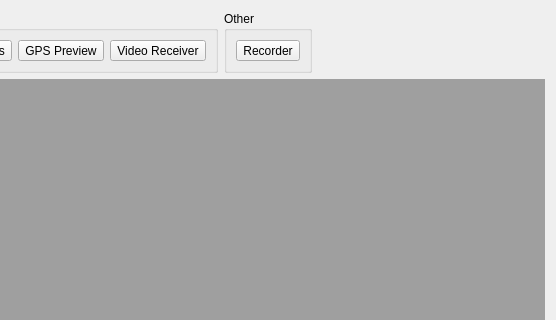
Before: the Qt Designer form software/DesktopClient/DesktopClient/Forms/CtrlPanelForm.ui in ddomurad/mibot, drawn with Qt 5; both pictures show x 424 to 980 and y 0 to 320 of the 980 by 624 pixel window.
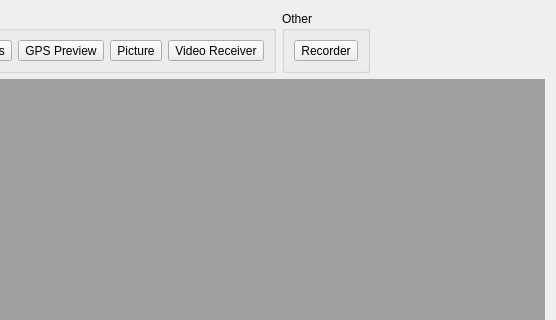
After: the same form once the commit is applied.

What changed in the file:
```diff
--- a/software/DesktopClient/DesktopClient/Forms/CtrlPanelForm.ui
+++ b/software/DesktopClient/DesktopClient/Forms/CtrlPanelForm.ui
@@ -50,6 +50,13 @@
       <string>Display</string>
      </property>
      <layout class="QGridLayout" name="gridLayout_4">
+      <item row="0" column="4">
+       <widget class="QToolButton" name="toolButton">
+        <property name="text">
+         <string>Video Receiver</string>
+        </property>
+       </widget>
+      </item>
       <item row="0" column="0">
        <widget class="QToolButton" name="toolButton_sensors">
         <property name="text">
@@ -57,20 +64,6 @@
         </property>
        </widget>
       </item>
-      <item row="0" column="3">
-       <widget class="QToolButton" name="toolButton">
-        <property name="text">
-         <string>Video Receiver</string>
-        </property>
-       </widget>
-      </item>
-      <item row="0" column="2">
-       <widget class="QToolButton" name="toolButton_2">
-        <property name="text">
-         <string>GPS Preview</string>
-        </property>
-       </widget>
-      </item>
       <item row="0" column="1">
        <widget class="QToolButton" name="toolButton_plots">
         <property name="text">
@@ -78,6 +71,20 @@
         </property>
        </widget>
       </item>
+      <item row="0" column="2">
+       <widget class="QToolButton" name="toolButton_2">
+        <property name="text">
+         <string>GPS Preview</string>
+        </property>
+       </widget>
+      </item>
+      <item row="0" column="3">
+       <widget class="QToolButton" name="toolButton_pict">
+        <property name="text">
+         <string>Picture</string>
+        </property>
+       </widget>
+      </item>
      </layout>
     </widget>
    </item>
```
